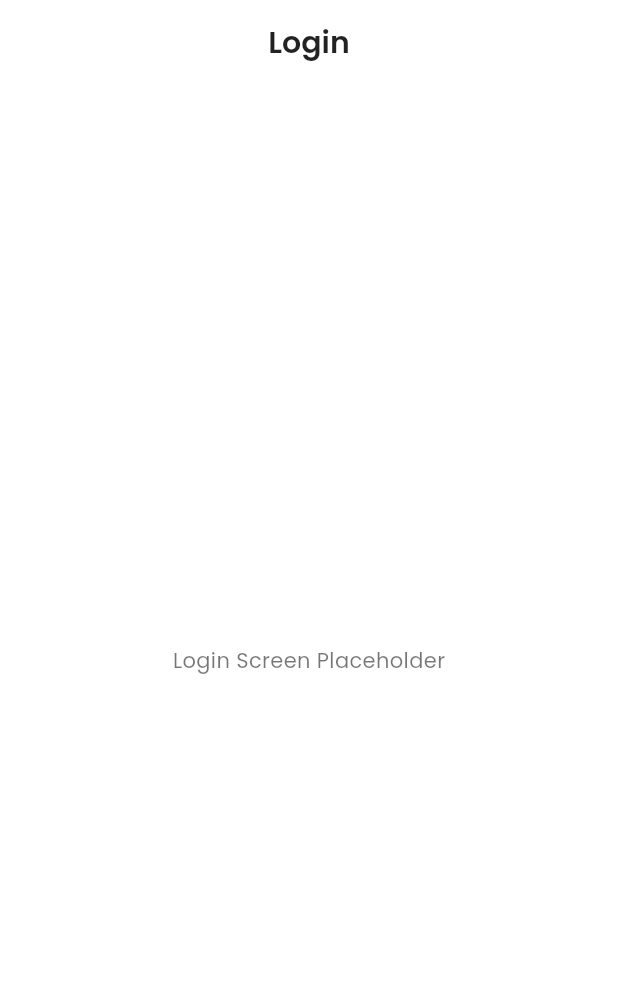
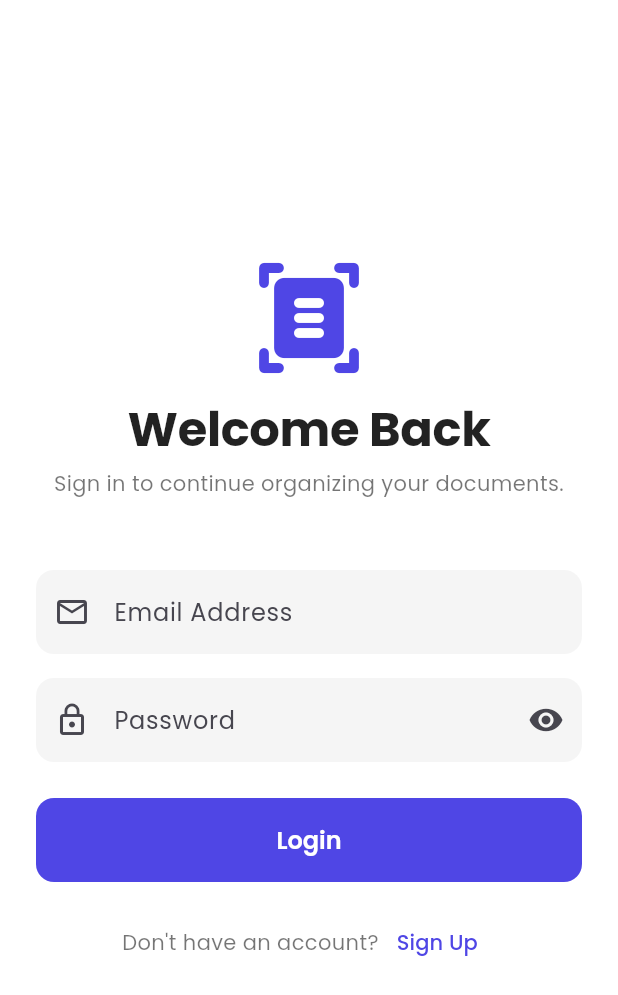
Before and after one commit to phebesfev/Mobile-app-project, a Flutter app: the screen it shows after launch, on a phone screen of 412 x 824 dp. Shown: the top 995 px of the screen. Run offline on Flutter 3.47's test engine with Material 3 defaults, Android fonts, the light colour scheme and no system bars; our stand-ins replace google_fonts.

Commit message:
feat: implement login screen UI with professional theme

```diff
--- a/app/lib/screens/auth/login_screen.dart
+++ b/app/lib/screens/auth/login_screen.dart
@@ -1,13 +1,152 @@
 import 'package:flutter/material.dart';
+import 'signup_screen.dart';
+import '../../theme/app_theme.dart';
 
-class LoginScreen extends StatelessWidget {
+class LoginScreen extends StatefulWidget {
   const LoginScreen({super.key});
+
+  @override
+  State<LoginScreen> createState() => _LoginScreenState();
+}
+
+class _LoginScreenState extends State<LoginScreen> {
+  final _formKey = GlobalKey<FormState>();
+  final _emailController = TextEditingController();
+  final _passwordController = TextEditingController();
+  bool _isPasswordVisible = false;
+
+  @override
+  void dispose() {
+    _emailController.dispose();
+    _passwordController.dispose();
+    super.dispose();
+  }
+
+  void _handleLogin() {
+    if (_formKey.currentState!.validate()) {
+      // TODO: Implement Firebase Login Logic here
+      ScaffoldMessenger.of(
+        context,
+      ).showSnackBar(const SnackBar(content: Text('Processing Login...')));
+    }
+  }
 
   @override
   Widget build(BuildContext context) {
     return Scaffold(
-      appBar: AppBar(title: const Text('Login')),
-      body: const Center(child: Text('Login Screen Placeholder')),
+      body: SafeArea(
+        child: Center(
+          child: SingleChildScrollView(
+            padding: const EdgeInsets.all(24.0),
+            child: Form(
+              key: _formKey,
+              child: Column(
+                mainAxisAlignment: MainAxisAlignment.center,
+                crossAxisAlignment: CrossAxisAlignment.stretch,
+                children: [
+                  // 1. Logo & Title
+                  const Icon(
+                    Icons.document_scanner_rounded,
+                    size: 80,
+                    color: AppTheme.primaryColor,
+                  ),
+                  const SizedBox(height: 16),
+                  Text(
+                    'Welcome Back',
+                    textAlign: TextAlign.center,
+                    style: Theme.of(context).textTheme.displayLarge,
+                  ),
+                  const SizedBox(height: 8),
+                  Text(
+                    'Sign in to continue organizing your documents.',
+                    textAlign: TextAlign.center,
+                    style: Theme.of(context).textTheme.bodyMedium,
+                  ),
+                  const SizedBox(height: 48),
+
+                  // 2. Email Field
+                  TextFormField(
+                    controller: _emailController,
+                    keyboardType: TextInputType.emailAddress,
+                    decoration: const InputDecoration(
+                      labelText: 'Email Address',
+                      prefixIcon: Icon(Icons.email_outlined),
+                    ),
+                    validator: (value) {
+                      if (value == null || value.isEmpty) {
+                        return 'Please enter your email';
+                      }
+                      if (!value.contains('@')) {
+                        return 'Please enter a valid email';
+                      }
+                      return null;
+                    },
+                  ),
+                  const SizedBox(height: 16),
+
+                  // 3. Password Field
+                  TextFormField(
+                    controller: _passwordController,
+                    obscureText: !_isPasswordVisible,
+                    decoration: InputDecoration(
+                      labelText: 'Password',
+                      prefixIcon: const Icon(Icons.lock_outline),
+                      suffixIcon: IconButton(
+                        icon: Icon(
+                          _isPasswordVisible
+                              ? Icons.visibility_off
+                              : Icons.visibility,
+                        ),
+                        onPressed: () {
+                          setState(() {
+                            _isPasswordVisible = !_isPasswordVisible;
+                          });
+                        },
+                      ),
+                    ),
+                    validator: (value) {
+                      if (value == null || value.isEmpty) {
+                        return 'Please enter your password';
+                      }
+                      if (value.length < 6) {
+                        return 'Password must be at least 6 characters';
+                      }
+                      return null;
+                    },
+                  ),
+                  const SizedBox(height: 24),
+
+                  // 4. Login Button
+                  ElevatedButton(
+                    onPressed: _handleLogin,
+                    child: const Text('Login'),
+                  ),
+                  const SizedBox(height: 16),
+
+                  // 5. Sign Up Link
+                  Row(
+                    mainAxisAlignment: MainAxisAlignment.center,
+                    children: [
+                      const Text("Don't have an account?"),
+                      TextButton(
+                        onPressed: () {
+                          Navigator.push(
+                            context,
+                            MaterialPageRoute(
+                              builder: (context) => const SignupScreen(),
+                            ),
+                          );
+                        },
+                        child: const Text('Sign Up'),
+                      ),
+                    ],
+                  ),
+                ],
+              ),
+            ),
+          ),
+        ),
+      ),
     );
   }
 }
--- a/app/lib/theme/app_theme.dart
+++ b/app/lib/theme/app_theme.dart
@@ -20,7 +20,6 @@ class AppTheme {
         primary: primaryColor,
         secondary: secondaryColor,
         surface: surfaceColor,
-        background: backgroundColor,
         error: accentColor,
       ),
 
@@ -86,6 +85,7 @@ class AppTheme {
       ),
 
       // Cards
+      /*
       cardTheme: CardTheme(
         color: surfaceColor,
         elevation: 2,
@@ -94,6 +94,7 @@ class AppTheme {
           borderRadius: BorderRadius.circular(16),
         ),
       ),
+      */
 
       // App Bar
       appBarTheme: const AppBarTheme(
```
Also changed, not shown: app/lib/screens/auth/signup_screen.dart (+13 -0 lines), app/lib/main.dart (line endings or trailing spaces), 1 other file.
